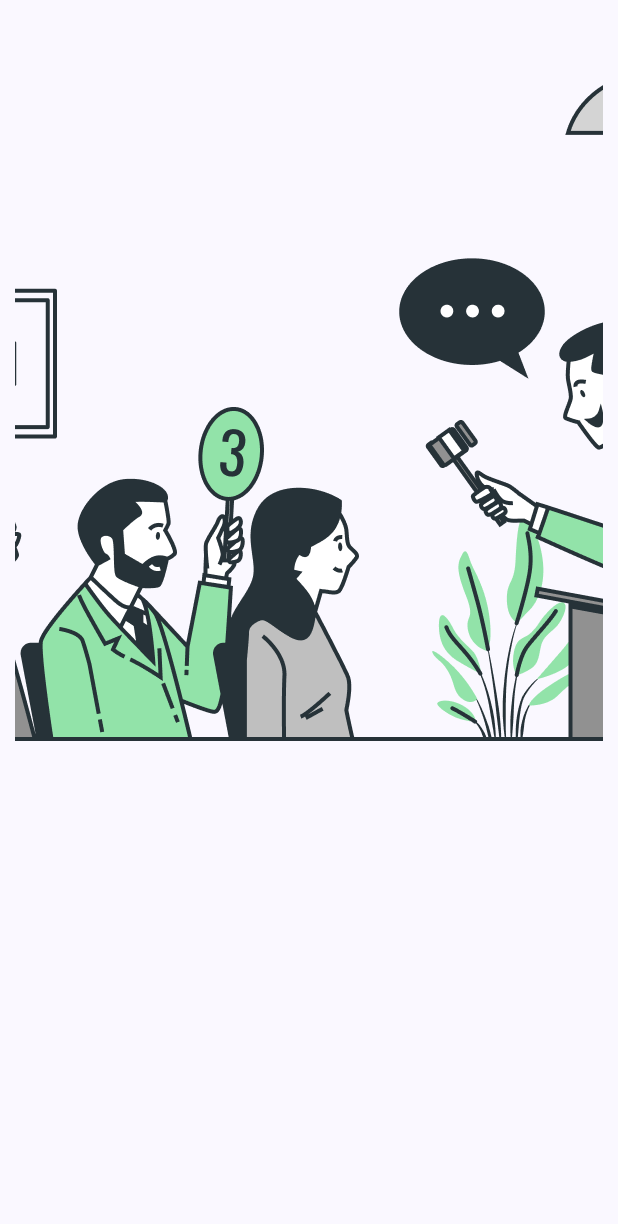
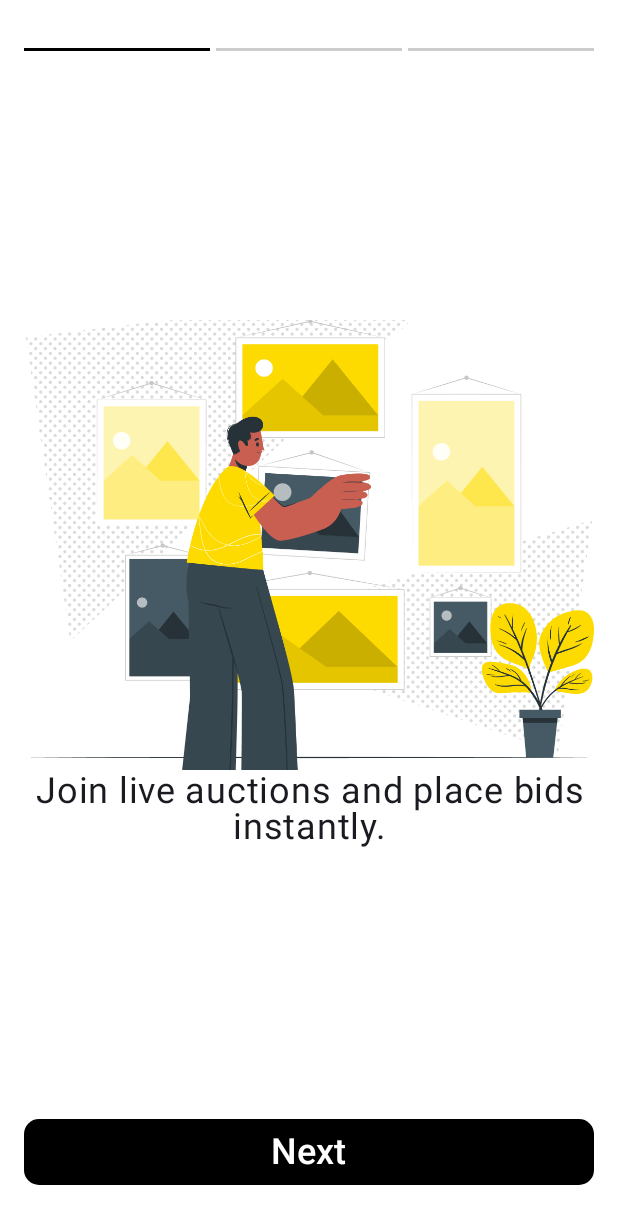
Before and after one commit to manankhndlwl/Bidlive_frontend, an Android app built with Jetpack Compose: the screen it shows after launch (MainActivity), on a phone screen of 412 x 824 dp. Shown: the top 1224 px of the screen. Run offline under Robolectric (Android 15) with nearby library versions, the phone set to English and light mode, and no system bars.

Commit message:
onboarding screen completed

```diff
--- a/app/src/main/java/com/example/bidlive/MainActivity.kt
+++ b/app/src/main/java/com/example/bidlive/MainActivity.kt
@@ -5,19 +5,42 @@ import androidx.activity.ComponentActivity
 import androidx.activity.compose.setContent
 import androidx.activity.enableEdgeToEdge
 import androidx.compose.foundation.Image
+import androidx.compose.foundation.background
+import androidx.compose.foundation.layout.Arrangement
+import androidx.compose.foundation.layout.Box
+import androidx.compose.foundation.layout.Column
 import androidx.compose.foundation.layout.Row
+import androidx.compose.foundation.layout.Spacer
 import androidx.compose.foundation.layout.fillMaxSize
+import androidx.compose.foundation.layout.fillMaxWidth
 import androidx.compose.foundation.layout.height
 import androidx.compose.foundation.layout.padding
+import androidx.compose.foundation.layout.width
+import androidx.compose.foundation.shape.RoundedCornerShape
+import androidx.compose.material3.Button
+import androidx.compose.material3.ButtonDefaults
 import androidx.compose.material3.Scaffold
 import androidx.compose.material3.Text
 import androidx.compose.runtime.Composable
+import androidx.compose.ui.Alignment
 import androidx.compose.ui.Modifier
+import androidx.compose.ui.graphics.Color
 import androidx.compose.ui.layout.ContentScale
 import androidx.compose.ui.res.painterResource
+import androidx.compose.ui.text.font.FontWeight
+import androidx.compose.ui.text.style.TextAlign
 import androidx.compose.ui.tooling.preview.Preview
 import androidx.compose.ui.unit.dp
+import androidx.compose.ui.unit.sp
 import com.example.bidlive.ui.theme.BidLiveTheme
+import com.example.bidlive.ui.theme.LightGray
+import androidx.compose.runtime.getValue
+import androidx.compose.runtime.mutableStateOf
+import androidx.compose.runtime.remember
+import androidx.compose.runtime.setValue
+import androidx.compose.ui.res.stringResource
+import com.example.bidlive.data.OnboardingList
+
 
 class MainActivity : ComponentActivity() {
     override fun onCreate(savedInstanceState: Bundle?) {
@@ -26,10 +49,7 @@ class MainActivity : ComponentActivity() {
         setContent {
             BidLiveTheme {
                 Scaffold(modifier = Modifier.fillMaxSize()) { innerPadding ->
-                    Greeting(
-                        name = "Android",
-                        modifier = Modifier.padding(innerPadding)
-                    )
+                    OnboardingScreen(modifier = Modifier.padding(innerPadding))
                 }
             }
         }
@@ -37,23 +57,95 @@ class MainActivity : ComponentActivity() {
 }
 
 @Composable
-fun Greeting(name: String, modifier: Modifier = Modifier) {
-    val Image = painterResource(id = R.drawable.bro)
-    Row {
-        Image(painter = Image, contentDescription = "auction_gallery",contentScale = ContentScale.Crop,
-            modifier = Modifier.padding(10.dp))
-        Text(
-            text = "Hello $name!",
-            modifier = modifier
-        )
+fun OnboardingScreen(modifier: Modifier) {
+    var currentScreen by remember { mutableStateOf(0) }
+    Box(
+        modifier = Modifier
+            .fillMaxSize()
+            .background(LightGray) // You can replace with a custom color or white.
+    ) {
+        Column(
+            modifier = Modifier
+                .fillMaxSize()
+                .padding(16.dp),
+            horizontalAlignment = Alignment.CenterHorizontally,
+            verticalArrangement = Arrangement.SpaceBetween
+        ) {
+            // Top progress indicator (you can use a custom indicator if needed)
+            Row(
+                modifier = Modifier
+                    .fillMaxWidth()
+                    .padding(vertical = 16.dp),
+                horizontalArrangement = Arrangement.SpaceBetween
+            ) {
+                Box(
+                    modifier = Modifier
+                        .height(2.dp)
+                        .weight(1f)
+                        .background(if (currentScreen == 0) Color.Black else Color.LightGray)
+                )
+                Spacer(modifier = Modifier.width(4.dp))
+                Box(
+                    modifier = Modifier
+                        .height(2.dp)
+                        .weight(1f)
+                        .background(if (currentScreen == 1) Color.Black else Color.LightGray)
+                )
+                Spacer(modifier = Modifier.width(4.dp))
+                Box(
+                    modifier = Modifier
+                        .height(2.dp)
+                        .weight(1f)
+                        .background(if (currentScreen == 2) Color.Black else Color.LightGray)
+                )
+            }
+
+            // Main image
+            val painter = painterResource(id = OnboardingList[currentScreen].imageResourceId) // Add your image resource here
+
+            Column(
+                modifier = Modifier,
+               // horizontalAlignment = Alignment.CenterHorizontally,
+                verticalArrangement = Arrangement.Center
+            ) {
+                Image(
+                    painter = painter,
+                    contentDescription = "auction_gallery",
+                    contentScale = ContentScale.Crop,
+                    modifier = Modifier
+                        .fillMaxWidth()
+                        .height(300.dp) // 50% of the screen height
+                )
+
+                // Text content
+                Text(
+                    text = stringResource(OnboardingList[currentScreen].description),
+                    fontSize = 24.sp,
+                    textAlign = TextAlign.Center,
+
+                    modifier = Modifier
+                        .fillMaxWidth()
+                )
+            }
+
+
+            // "Next" Button
+            Button(
+                onClick = { currentScreen = (currentScreen + 1) % OnboardingList.size },
+                shape = RoundedCornerShape(10.dp),
+                colors = ButtonDefaults.buttonColors(Color.Black),
+                modifier = Modifier
+                    .fillMaxWidth()
+                    .padding(vertical = 16.dp)
+            ) {
+                Text(text = "Next", color = Color.White, fontWeight = FontWeight.SemiBold, fontSize = 24.sp)
+            }
+        }
     }
-
 }
 
 @Preview(showBackground = true)
 @Composable
-fun GreetingPreview() {
-    BidLiveTheme {
-        Greeting("Android")
-    }
+fun OnboardingScreenPreview() {
+    OnboardingScreen(modifier = Modifier)
 }
--- /dev/null
+++ b/app/src/main/java/com/example/bidlive/data/onboarding.kt
@@ -0,0 +1,16 @@
+package com.example.bidlive.data
+
+import androidx.annotation.DrawableRes
+import androidx.annotation.StringRes
+import com.example.bidlive.R
+
+data class Onboarding(
+    @DrawableRes val imageResourceId: Int,
+    @StringRes val description: Int
+)
+
+val OnboardingList = listOf(
+    Onboarding(R.drawable.cuate,R.string.onboarding_1),
+    Onboarding(R.drawable.amico,R.string.onboarding_2),
+    Onboarding(R.drawable.bro,R.string.onboarding_3)
+)
--- a/app/src/main/java/com/example/bidlive/ui/theme/Color.kt
+++ b/app/src/main/java/com/example/bidlive/ui/theme/Color.kt
@@ -9,3 +9,4 @@ val Pink80 = Color(0xFFEFB8C8)
 val Purple40 = Color(0xFF6650a4)
 val PurpleGrey40 = Color(0xFF625b71)
 val Pink40 = Color(0xFF7D5260)
+val LightGray = Color(0xFFFFFFFF)
--- a/app/src/main/res/values/strings.xml
+++ b/app/src/main/res/values/strings.xml
@@ -1,3 +1,6 @@
 <resources>
     <string name="app_name">BidLive</string>
+    <string name="onboarding_1">Join live auctions and place bids instantly.</string>
+    <string name="onboarding_2">Secure rare and exclusive products with the power of your bids.</string>
+    <string name="onboarding_3">Discover the finest street art masterpiece.</string>
 </resources>
```
Also changed, not shown: app/src/main/res/drawable-nodpi/amico.png (added), app/src/main/res/drawable-nodpi/cuate.png (added).
